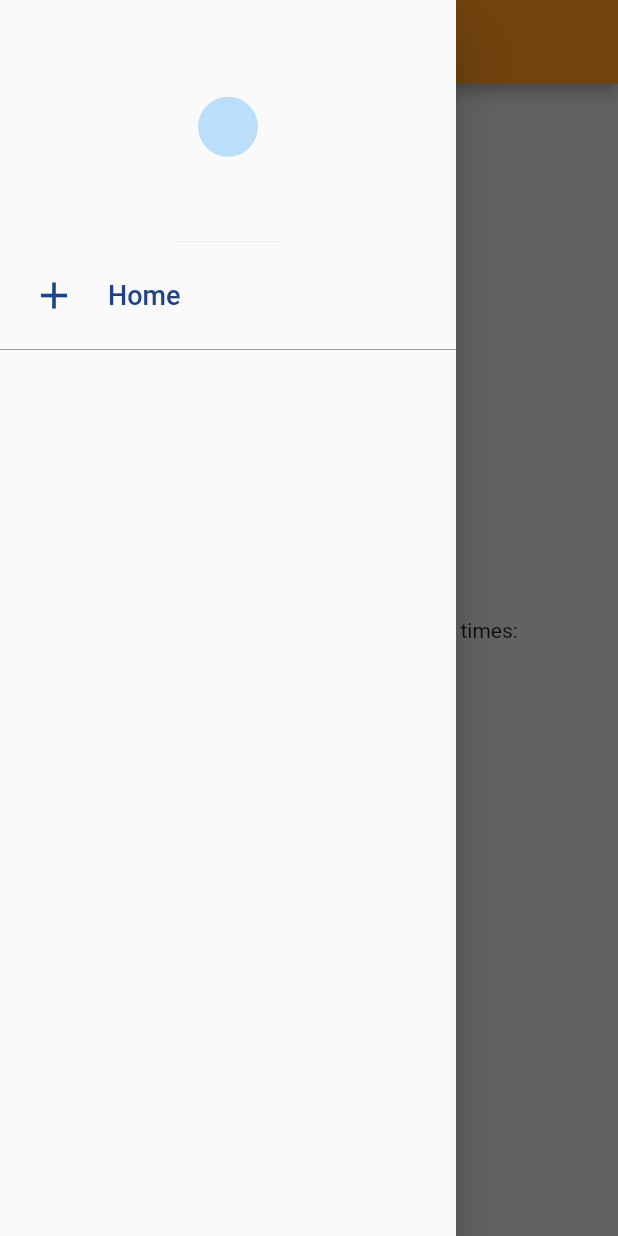
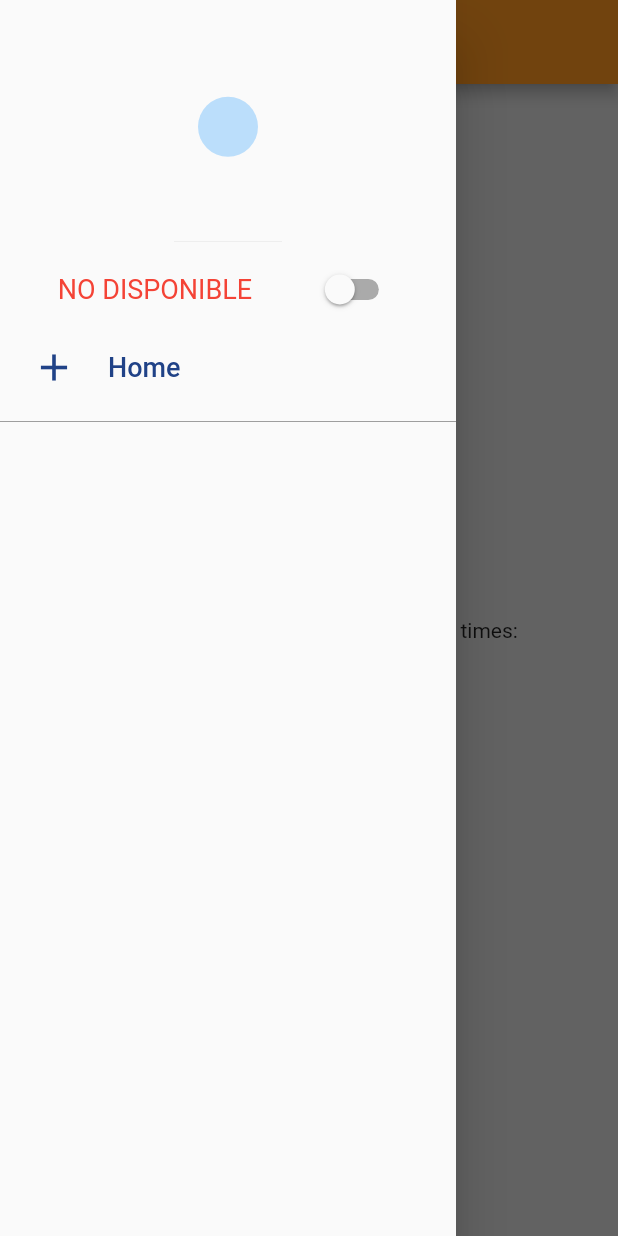
Before and after one commit to AndresitoStar/dtaxi_driver_flutter, a Flutter app: the screen it shows after launch, with the side drawer open, on a phone screen of 412 x 824 dp. Run offline on Flutter 3.47's test engine with Material 2 defaults, Android fonts, the phone set to English and light mode, and no system bars.

Commit message:
Available switch button in drawer

```diff
--- a/lib/src/common/app_drawer.dart
+++ b/lib/src/common/app_drawer.dart
@@ -1,6 +1,13 @@
 import 'package:flutter/material.dart';
 
-class AppDrawer extends StatelessWidget {
+class AppDrawer extends StatefulWidget {
+  @override
+  _AppDrawerState createState() => _AppDrawerState();
+}
+
+class _AppDrawerState extends State<AppDrawer> {
+  var available = false;
+
   @override
   Widget build(BuildContext context) {
     return Drawer(
@@ -13,6 +20,24 @@ class AppDrawer extends StatelessWidget {
             child: ListView(
               shrinkWrap: true,
               children: <Widget>[
+                Row(
+                  mainAxisAlignment: MainAxisAlignment.spaceEvenly,
+                  children: <Widget>[
+                    Text(
+                      available ? "DISPONIBLE" : "NO DISPONIBLE",
+                      style: TextStyle(
+                          color: available ? Colors.green : Colors.red,
+                          fontSize: 18),
+                    ),
+                    Switch.adaptive(
+                        value: available,
+                        onChanged: (value) {
+                          setState(() {
+                            available = value;
+                          });
+                        })
+                  ],
+                ),
                 DrawerListTile(
                   title: "Home",
                   onTap: () {},
```
